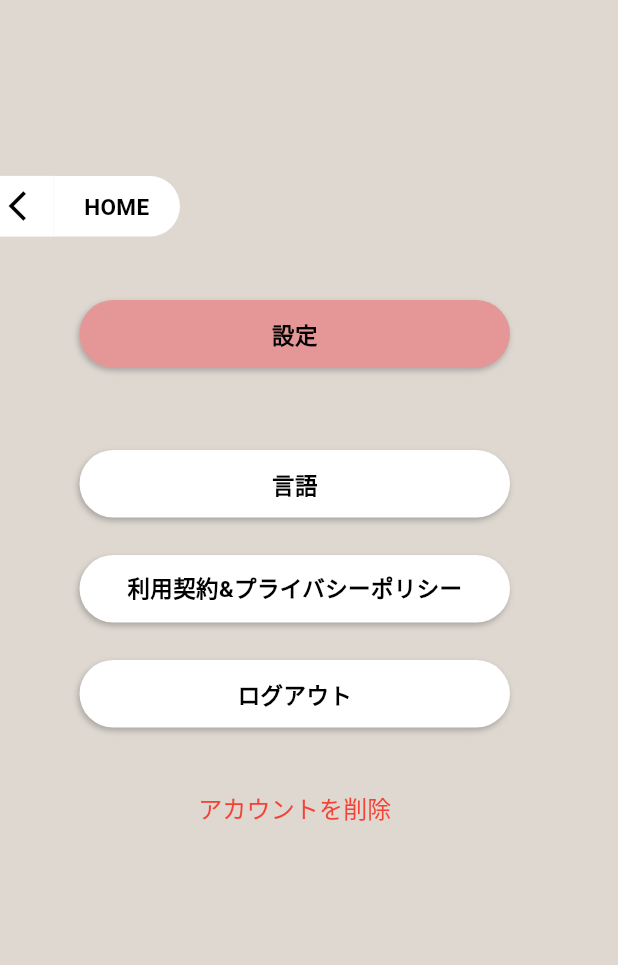
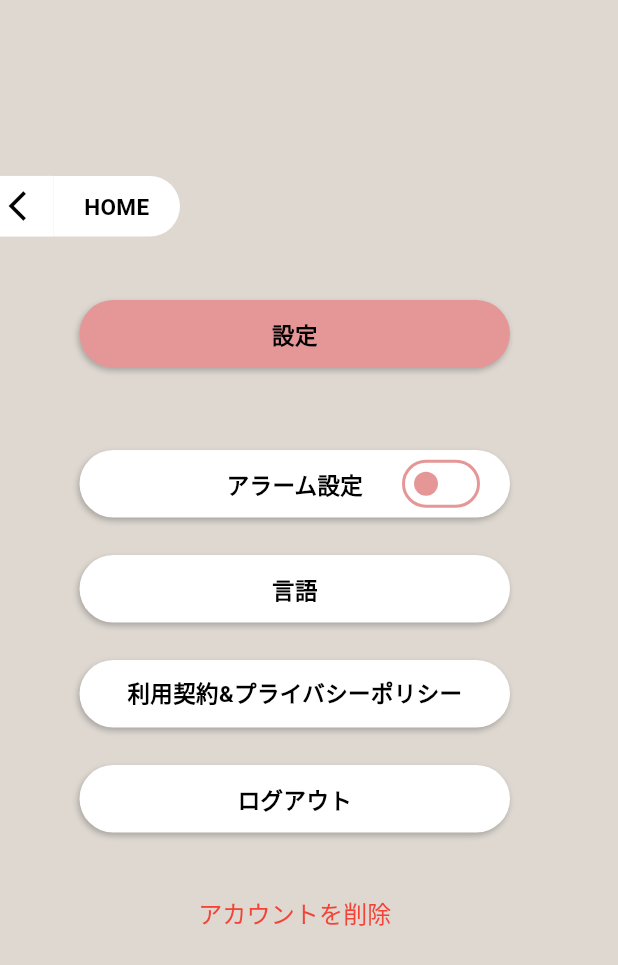
Before and after one commit to hwacho9/wasurenai, a Flutter app: the SettingView screen opened directly, on a phone screen of 412 x 824 dp. Shown: the top 965 px of the screen. Run offline on Flutter 3.47's test engine with Material 3 defaults, Android fonts, the phone set to English and light mode, and no system bars; our stand-ins replace cloud_firestore, firebase_auth, firebase_core, firebase_messaging, flutter_card_swiper; accounts and stored records are empty; generated files the repository leaves out were written again.

Commit message:
feat:settings is alarmOn

```diff
--- a/lib/screens/setting_view.dart
+++ b/lib/screens/setting_view.dart
@@ -1,3 +1,5 @@
+import 'package:cloud_firestore/cloud_firestore.dart';
+import 'package:firebase_auth/firebase_auth.dart';
 import 'package:flutter/material.dart';
 import 'package:provider/provider.dart';
 import 'package:wasurenai/data/app_colors.dart';
@@ -11,6 +13,10 @@ class SettingView extends StatelessWidget {
   @override
   Widget build(BuildContext context) {
     final viewModel = Provider.of<SettingsViewModel>(context);
+    final FirebaseAuth _auth = FirebaseAuth.instance;
+    final user = _auth.currentUser;
+    final uid = user?.uid;
+
     return Scaffold(
       body: Stack(
         children: [
@@ -39,33 +45,58 @@ class SettingView extends StatelessWidget {
             child: Column(
               crossAxisAlignment: CrossAxisAlignment.center,
               children: [
-                // CustomCard for "言語"
+                CustomCard(
+                  color: Colors.white,
+                  text: 'アラーム設定',
+                  onTap: () {},
+                  trailing: FutureBuilder<DocumentSnapshot>(
+                    future: FirebaseFirestore.instance
+                        .collection('Users')
+                        .doc(uid) // 사용자 ID
+                        .get(),
+                    builder: (context, snapshot) {
+                      if (snapshot.connectionState == ConnectionState.waiting) {
+                        return const CircularProgressIndicator();
+                      }
+
+                      if (!snapshot.hasData || snapshot.data == null) {
+                        return const Text('データなし');
+                      }
+
+                      final data =
+                          snapshot.data!.data() as Map<String, dynamic>;
+                      final bool isAlarmOn = data['isAlarmOn'] ?? false;
+
+                      return Theme(
+                        data: ThemeData(
+                          useMaterial3: true,
+                        ).copyWith(
+                          colorScheme: Theme.of(context)
+                              .colorScheme
+                              .copyWith(outline: AppColors.lightRed),
+                        ),
+                        child: Switch(
+                          value: isAlarmOn,
+                          onChanged: (bool newValue) async {
+                            await viewModel.toggleIsAlarmOn(uid!, isAlarmOn);
+                          },
+                          activeColor: Colors.white,
+                          activeTrackColor: AppColors.lightRed,
+                          inactiveTrackColor: Colors.white,
+                          inactiveThumbColor: AppColors.lightRed,
+                        ),
+                      );
+                    },
+                  ),
+                ),
+                const SizedBox(height: 25), // 두 버튼 사이 간격 추가
                 CustomCard(
                   color: Colors.white,
                   text: '言語',
-                  onTap: () {
-                    // "更新準備中です" 메시지 다이얼로그 표시
-                    showDialog(
-                      context: context,
-                      builder: (BuildContext context) {
-                        return AlertDialog(
-                          backgroundColor: Colors.white,
-                          title: const Text('お知らせ'),
-                          content: const Text('更新準備中です。'),
-                          actions: [
-                            TextButton(
-                              onPressed: () {
-                                Navigator.of(context).pop(); // 다이얼로그 닫기
-                              },
-                              child: const Text('OK'),
-                            ),
-                          ],
-                        );
-                      },
-                    );
-                  },
+                  onTap: () {},
                 ),
-                const SizedBox(height: 25), // 두 버튼 사이 간격 추가
+                const SizedBox(height: 25),
+
                 CustomCard(
                   color: Colors.white,
                   text: '利用契約&プライバシーポリシー',
--- a/lib/widgets/custom_card.dart
+++ b/lib/widgets/custom_card.dart
@@ -5,12 +5,14 @@ class CustomCard extends StatelessWidget {
   final VoidCallback onTap;
   final Color? color;
   final IconData? icon; // 선택적으로 아이콘을 추가할 수 있는 필드
+  final Widget? trailing; // 추가된 trailing 필드
 
   const CustomCard({
     required this.text,
     required this.onTap,
     this.color,
     this.icon, // 아이콘 초기값은 null
+    this.trailing,
     super.key,
   });
 
@@ -65,6 +67,13 @@ class CustomCard extends StatelessWidget {
                   size: 20, // 아이콘 크기
                 ),
               ),
+            if (trailing != null) // trailing이 존재하는 경우만 표시
+              Positioned(
+                right: 16,
+                top: 0,
+                bottom: 0,
+                child: trailing!,
+              ),
           ],
         ),
       ),
```
Also changed, not shown: lib/services/auth_service.dart (+15 -0 lines), lib/viewmodels/settings_view_model.dart (+12 -0 lines).
